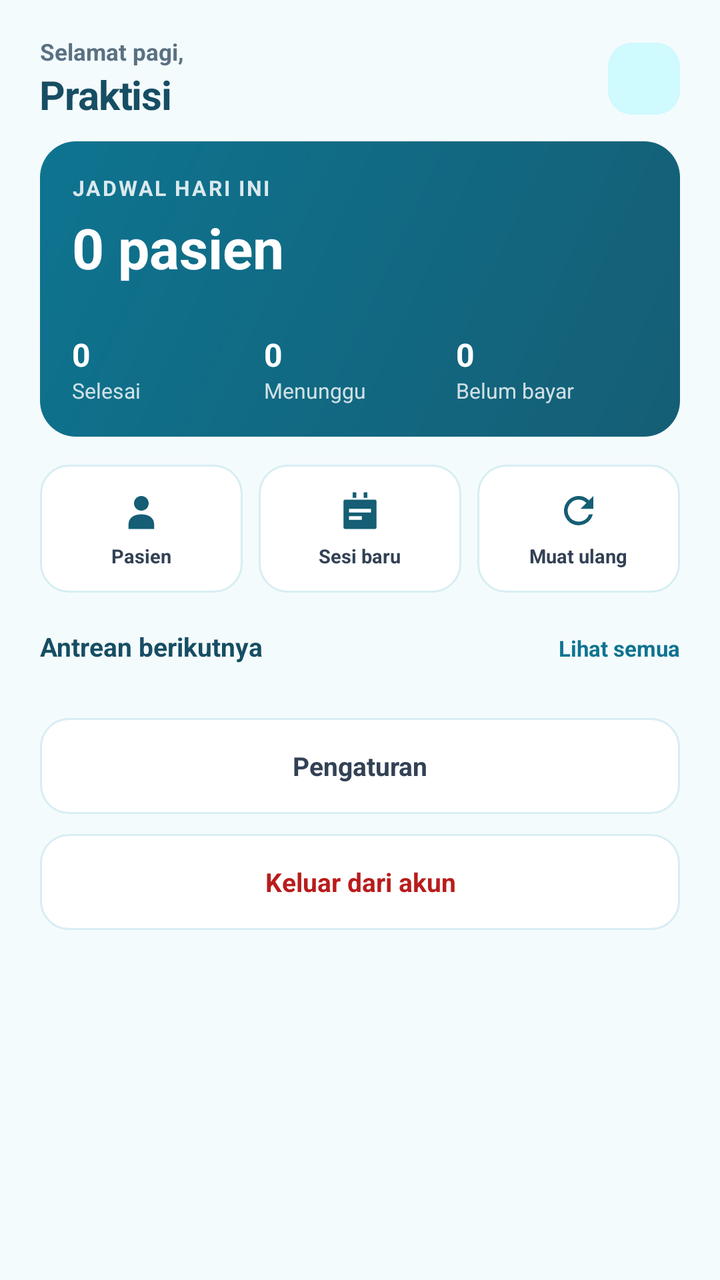
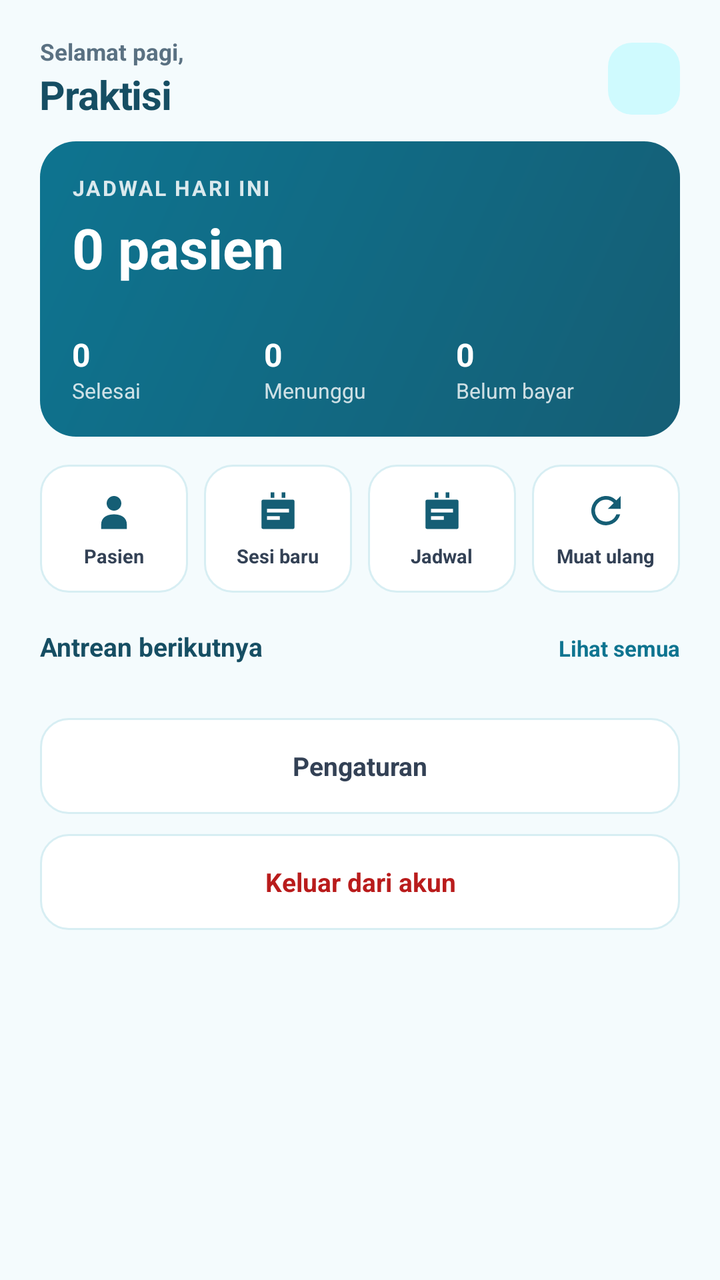

The first picture is an Android layout as it rendered before a commit; the second is the same layout after the commit. The layout source and the unified diff follow.
<!-- AndroidManifest.xml: application theme Theme.AcuMedis -->
<!-- res/layout/activity_main.xml -->
<?xml version="1.0" encoding="utf-8"?>
<LinearLayout xmlns:android="http://schemas.android.com/apk/res/android"
    android:layout_width="match_parent"
    android:layout_height="match_parent"
    android:background="@color/bg"
    android:orientation="vertical">

    <LinearLayout
        android:layout_width="match_parent"
        android:layout_height="wrap_content"
        android:gravity="center_vertical"
        android:orientation="horizontal"
        android:paddingStart="20dp"
        android:paddingEnd="20dp"
        android:paddingTop="18dp"
        android:paddingBottom="10dp">

        <LinearLayout
            android:layout_width="0dp"
            android:layout_height="wrap_content"
            android:layout_weight="1"
            android:orientation="vertical">

            <TextView
                android:layout_width="wrap_content"
                android:layout_height="wrap_content"
                android:text="Selamat pagi,"
                android:textColor="@color/muted"
                android:textSize="11.5sp"
                android:textStyle="bold" />

            <TextView
                android:id="@+id/userName"
                android:layout_width="wrap_content"
                android:layout_height="wrap_content"
                android:text="Praktisi"
                android:textColor="@color/fg"
                android:textSize="20sp"
                android:textStyle="bold"
                android:letterSpacing="-0.02" />
        </LinearLayout>

        <TextView
            android:id="@+id/avatar"
            android:layout_width="36dp"
            android:layout_height="36dp"
            android:background="@drawable/bg_avatar"
            android:gravity="center"
            android:textColor="@color/primary_deep"
            android:textSize="13sp"
            android:textStyle="bold" />
    </LinearLayout>

    <ScrollView
        android:layout_width="match_parent"
        android:layout_height="0dp"
        android:layout_weight="1"
        android:fillViewport="true"
        android:scrollbars="none">

        <LinearLayout
            android:layout_width="match_parent"
            android:layout_height="wrap_content"
            android:orientation="vertical"
            android:paddingStart="20dp"
            android:paddingEnd="20dp"
            android:paddingBottom="24dp">

            <LinearLayout
                android:layout_width="match_parent"
                android:layout_height="wrap_content"
                android:background="@drawable/bg_hero"
                android:orientation="vertical"
                android:padding="16dp">

                <TextView
                    android:layout_width="wrap_content"
                    android:layout_height="wrap_content"
                    android:alpha="0.85"
                    android:letterSpacing="0.08"
                    android:text="JADWAL HARI INI"
                    android:textColor="#FFFFFF"
                    android:textSize="10.5sp"
                    android:textStyle="bold" />

                <TextView
                    android:id="@+id/todayTotal"
                    android:layout_width="wrap_content"
                    android:layout_height="wrap_content"
                    android:layout_marginTop="4dp"
                    android:text="0 pasien"
                    android:textColor="#FFFFFF"
                    android:textSize="28sp"
                    android:textStyle="bold" />

                <LinearLayout
                    android:layout_width="match_parent"
                    android:layout_height="wrap_content"
                    android:layout_marginTop="12dp"
                    android:orientation="horizontal"
                    android:paddingTop="12dp">

                    <LinearLayout
                        android:layout_width="0dp"
                        android:layout_height="wrap_content"
                        android:layout_weight="1"
                        android:orientation="vertical">

                        <TextView
                            android:id="@+id/statDone"
                            android:layout_width="wrap_content"
                            android:layout_height="wrap_content"
                            android:text="0"
                            android:textColor="#FFFFFF"
                            android:textSize="16sp"
                            android:textStyle="bold" />

                        <TextView
                            android:layout_width="wrap_content"
                            android:layout_height="wrap_content"
                            android:alpha="0.8"
                            android:text="Selesai"
                            android:textColor="#FFFFFF"
                            android:textSize="10.5sp" />
                    </LinearLayout>

                    <LinearLayout
                        android:layout_width="0dp"
                        android:layout_height="wrap_content"
                        android:layout_weight="1"
                        android:orientation="vertical">

                        <TextView
                            android:id="@+id/statWaiting"
                            android:layout_width="wrap_content"
                            android:layout_height="wrap_content"
                            android:text="0"
                            android:textColor="#FFFFFF"
                            android:textSize="16sp"
                            android:textStyle="bold" />

                        <TextView
                            android:layout_width="wrap_content"
                            android:layout_height="wrap_content"
                            android:alpha="0.8"
                            android:text="Menunggu"
                            android:textColor="#FFFFFF"
                            android:textSize="10.5sp" />
                    </LinearLayout>

                    <LinearLayout
                        android:layout_width="0dp"
                        android:layout_height="wrap_content"
                        android:layout_weight="1"
                        android:orientation="vertical">

                        <TextView
                            android:id="@+id/statUnpaid"
                            android:layout_width="wrap_content"
                            android:layout_height="wrap_content"
                            android:text="0"
                            android:textColor="#FFFFFF"
                            android:textSize="16sp"
                            android:textStyle="bold" />

                        <TextView
                            android:layout_width="wrap_content"
                            android:layout_height="wrap_content"
                            android:alpha="0.8"
                            android:text="Belum bayar"
                            android:textColor="#FFFFFF"
                            android:textSize="10.5sp" />
                    </LinearLayout>
                </LinearLayout>
            </LinearLayout>

            <LinearLayout
                android:layout_width="match_parent"
                android:layout_height="wrap_content"
                android:layout_marginTop="14dp"
                android:orientation="horizontal">

                <LinearLayout
                    android:id="@+id/qPatients"
                    android:layout_width="0dp"
                    android:layout_height="wrap_content"
                    android:layout_weight="1"
                    android:background="@drawable/bg_card"
                    android:clickable="true"
                    android:focusable="true"
                    android:gravity="center"
                    android:orientation="vertical"
                    android:paddingTop="12dp"
                    android:paddingBottom="12dp">

                    <ImageView
                        android:layout_width="22dp"
                        android:layout_height="22dp"
                        android:contentDescription="@null"
                        android:src="@drawable/ic_patients" />

                    <TextView
                        android:layout_width="wrap_content"
                        android:layout_height="wrap_content"
                        android:layout_marginTop="5dp"
                        android:text="Pasien"
                        android:textColor="@color/fg2"
                        android:textSize="9.5sp"
                        android:textStyle="bold" />
                </LinearLayout>

                <Space android:layout_width="8dp" android:layout_height="1dp" />

                <LinearLayout
                    android:id="@+id/qSession"
                    android:layout_width="0dp"
                    android:layout_height="wrap_content"
                    android:layout_weight="1"
                    android:background="@drawable/bg_card"
                    android:clickable="true"
                    android:focusable="true"
                    android:gravity="center"
                    android:orientation="vertical"
                    android:paddingTop="12dp"
                    android:paddingBottom="12dp">

                    <ImageView
                        android:layout_width="22dp"
                        android:layout_height="22dp"
                        android:contentDescription="@null"
                        android:src="@drawable/ic_session" />

                    <TextView
                        android:layout_width="wrap_content"
                        android:layout_height="wrap_content"
                        android:layout_marginTop="5dp"
                        android:text="Sesi baru"
                        android:textColor="@color/fg2"
                        android:textSize="9.5sp"
                        android:textStyle="bold" />
                </LinearLayout>

                <Space android:layout_width="8dp" android:layout_height="1dp" />

                <LinearLayout
                    android:id="@+id/qRefresh"
                    android:layout_width="0dp"
                    android:layout_height="wrap_content"
                    android:layout_weight="1"
                    android:background="@drawable/bg_card"
                    android:clickable="true"
                    android:focusable="true"
                    android:gravity="center"
                    android:orientation="vertical"
                    android:paddingTop="12dp"
                    android:paddingBottom="12dp">

                    <ImageView
                        android:layout_width="22dp"
                        android:layout_height="22dp"
                        android:contentDescription="@null"
                        android:src="@drawable/ic_refresh" />

                    <TextView
                        android:layout_width="wrap_content"
                        android:layout_height="wrap_content"
                        android:layout_marginTop="5dp"
                        android:text="Muat ulang"
                        android:textColor="@color/fg2"
                        android:textSize="9.5sp"
                        android:textStyle="bold" />
                </LinearLayout>
            </LinearLayout>

            <LinearLayout
                android:layout_width="match_parent"
                android:layout_height="wrap_content"
                android:layout_marginTop="18dp"
                android:layout_marginBottom="9dp"
                android:orientation="horizontal">

                <TextView
                    android:layout_width="0dp"
                    android:layout_height="wrap_content"
                    android:layout_weight="1"
                    android:text="Antrean berikutnya"
                    android:textColor="@color/fg"
                    android:textSize="13sp"
                    android:textStyle="bold" />

                <TextView
                    android:id="@+id/seeAll"
                    android:layout_width="wrap_content"
                    android:layout_height="wrap_content"
                    android:text="Lihat semua"
                    android:textColor="@color/primary"
                    android:textSize="11sp"
                    android:textStyle="bold" />
            </LinearLayout>

            <LinearLayout
                android:id="@+id/queueList"
                android:layout_width="match_parent"
                android:layout_height="wrap_content"
                android:orientation="vertical" />

            <TextView
                android:id="@+id/empty"
                android:layout_width="match_parent"
                android:layout_height="wrap_content"
                android:layout_marginTop="20dp"
                android:gravity="center"
                android:text="Belum ada jadwal hari ini."
                android:textColor="@color/muted"
                android:textSize="12.5sp"
                android:visibility="gone" />

            <TextView
                android:id="@+id/settingsBtn"
                android:layout_width="match_parent"
                android:layout_height="48dp"
                android:layout_marginTop="18dp"
                android:background="@drawable/bg_card"
                android:clickable="true"
                android:focusable="true"
                android:gravity="center"
                android:text="Pengaturan"
                android:textColor="@color/fg2"
                android:textSize="13sp"
                android:textStyle="bold" />

            <TextView
                android:id="@+id/logout"
                android:layout_width="match_parent"
                android:layout_height="48dp"
                android:layout_marginTop="10dp"
                android:background="@drawable/bg_card"
                android:clickable="true"
                android:focusable="true"
                android:gravity="center"
                android:text="Keluar dari akun"
                android:textColor="@color/red"
                android:textSize="13sp"
                android:textStyle="bold" />
        </LinearLayout>
    </ScrollView>
</LinearLayout>
<!-- resources referenced by this layout -->
<resources>
  <color name="bg">#FFF4FBFD</color>
  <color name="fg">#FF164E63</color>
  <color name="fg2">#FF334155</color>
  <color name="muted">#FF5A7182</color>
  <color name="primary">#FF0E7490</color>
  <color name="primary_deep">#FF155E75</color>
  <color name="red">#FFB91C1C</color>
  <!-- drawable bg_avatar (drawable) -->
  <?xml version="1.0" encoding="utf-8"?>
  <shape xmlns:android="http://schemas.android.com/apk/res/android" android:shape="rectangle">
      <solid android:color="@color/soft" />
      <corners android:radius="12dp" />
  </shape>
  <!-- drawable bg_card (drawable) -->
  <?xml version="1.0" encoding="utf-8"?>
  <shape xmlns:android="http://schemas.android.com/apk/res/android" android:shape="rectangle">
      <solid android:color="@color/card" />
      <stroke android:width="1dp" android:color="@color/border" />
      <corners android:radius="14dp" />
  </shape>
  <!-- drawable bg_hero (drawable) -->
  <?xml version="1.0" encoding="utf-8"?>
  <shape xmlns:android="http://schemas.android.com/apk/res/android" android:shape="rectangle">
      <gradient android:startColor="#FF0E7490" android:endColor="#FF155E75"
          android:angle="315" />
      <corners android:radius="18dp" />
  </shape>
  <!-- drawable ic_patients (drawable) -->
  <vector xmlns:android="http://schemas.android.com/apk/res/android"
      android:width="24dp" android:height="24dp"
      android:viewportWidth="24" android:viewportHeight="24">
      <path android:fillColor="#155E75" android:pathData="M12,12a4,4 0,1 0,-4 -4,4 4,0 0,0 4,4zM12,14c-4,0 -7,1.8 -7,5.6V22h14v-2.4c0,-3.8 -3,-5.6 -7,-5.6z" />
  </vector>
  <!-- drawable ic_refresh (drawable) -->
  <vector xmlns:android="http://schemas.android.com/apk/res/android"
      android:width="24dp" android:height="24dp"
      android:viewportWidth="24" android:viewportHeight="24">
      <path android:fillColor="#155E75" android:pathData="M17.65,6.35A8,8 0,1 0,19.73 14h-2.08A6,6 0,1 1,12 6a5.9,5.9 0,0 1,4.22 1.78L13,11h7V4z" />
  </vector>
  <!-- drawable ic_session (drawable) -->
  <vector xmlns:android="http://schemas.android.com/apk/res/android"
      android:width="24dp" android:height="24dp"
      android:viewportWidth="24" android:viewportHeight="24">
      <path android:fillColor="#155E75" android:pathData="M8,2h2v3H8zM14,2h2v3h-2zM4,6h16a1,1 0,0 1,1 1v14a1,1 0,0 1,-1 1H4a1,1 0,0 1,-1 -1V7a1,1 0,0 1,1 -1m2,5v2h12v-2zM6,15v2h7v-2z" />
  </vector>
  <style name="Theme.AcuMedis" parent="Theme.Material3.Light.NoActionBar">
          <item name="colorPrimary">@color/primary_deep</item>
          <item name="colorOnPrimary">#FFFFFFFF</item>
          <item name="colorSecondary">@color/primary</item>
          <item name="colorSurface">@color/card</item>
          <item name="colorOnSurface">@color/fg</item>
          <item name="android:colorBackground">@color/bg</item>
          <item name="android:statusBarColor">@color/bg</item>
          <item name="android:navigationBarColor">@color/card</item>
          <item name="android:windowLightStatusBar">true</item>
          <item name="android:windowLightNavigationBar" tools:targetApi="27">true</item>
      </style>
  <color name="soft">#FFCFFAFE</color>
  <color name="card">#FFFFFFFF</color>
  <color name="border">#FFD7EEF3</color>
</resources>

<!-- the commit's change to res/layout/activity_main.xml (unified diff, before → after) -->
@@ -235,6 +235,37 @@
                         android:layout_height="wrap_content"
                         android:layout_marginTop="5dp"
                         android:text="Sesi baru"
+                        android:textColor="@color/fg2"
+                        android:textSize="9.5sp"
+                        android:textStyle="bold" />
+                </LinearLayout>
+
+                <Space android:layout_width="8dp" android:layout_height="1dp" />
+
+                <LinearLayout
+                    android:id="@+id/qSchedule"
+                    android:layout_width="0dp"
+                    android:layout_height="wrap_content"
+                    android:layout_weight="1"
+                    android:background="@drawable/bg_card"
+                    android:clickable="true"
+                    android:focusable="true"
+                    android:gravity="center"
+                    android:orientation="vertical"
+                    android:paddingTop="12dp"
+                    android:paddingBottom="12dp">
+
+                    <ImageView
+                        android:layout_width="22dp"
+                        android:layout_height="22dp"
+                        android:contentDescription="@null"
+                        android:src="@drawable/ic_session" />
+
+                    <TextView
+                        android:layout_width="wrap_content"
+                        android:layout_height="wrap_content"
+                        android:layout_marginTop="5dp"
+                        android:text="Jadwal"
                         android:textColor="@color/fg2"
                         android:textSize="9.5sp"
                         android:textStyle="bold" />
